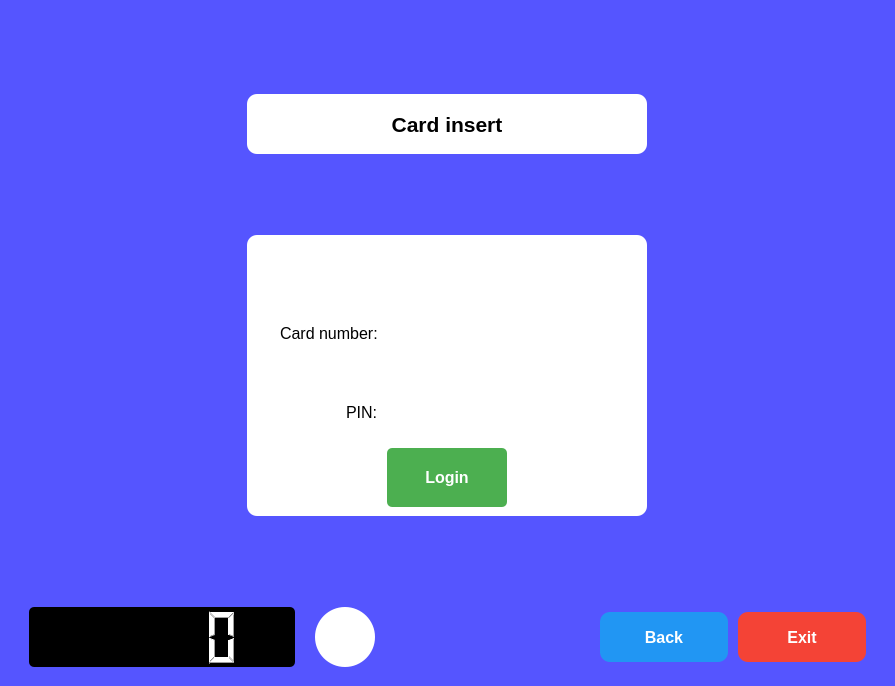
Above: bank-automat/login.ui from tvt24kmo-project/group_13 before the change. Below: the same form after it.
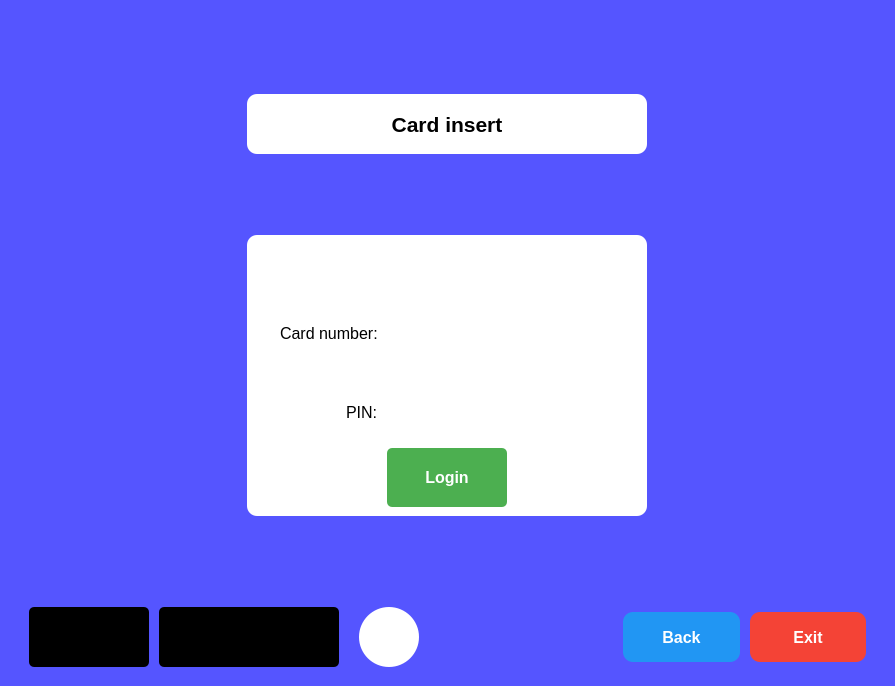
That is the form after the change.

Commit message: Muutettu ulkoasun hallintaa. Lisätty päivämäärä päänäkymään. Lisätty varmistus sille että nostettava määrä on sopiva seteleille.

```diff
--- a/bank-automat/login.ui
+++ b/bank-automat/login.ui
@@ -837,7 +837,12 @@
           
           <!-- Kello vasemmalla -->
           <item>
-            <widget class="QLCDNumber" name="lcd">
+            <layout class="QHBoxLayout" name="timeLayout">
+              <property name="spacing">
+                <number>10</number>
+              </property>
+              <item>
+                <widget class="QLabel" name="timeLabel">
               <property name="minimumSize">
                 <size>
                   <width>120</width>
@@ -845,9 +850,48 @@
                 </size>
               </property>
               <property name="styleSheet">
-                <string>background-color: black; color: white; border-radius: 5px;</string>
-              </property>
-            </widget>
+                    <string>
+                      QLabel {
+                        background-color: black;
+                        color: white;
+                        border-radius: 5px;
+                        font-size: 20px;
+                        font-weight: bold;
+                        padding: 5px;
+                      }
+                    </string>
+                  </property>
+                  <property name="alignment">
+                    <set>Qt::AlignCenter</set>
+                  </property>
+                </widget>
+              </item>
+              <item>
+                <widget class="QLabel" name="dateLabel">
+                  <property name="minimumSize">
+                    <size>
+                      <width>180</width>
+                      <height>40</height>
+                    </size>
+                  </property>
+                  <property name="styleSheet">
+                    <string>
+                      QLabel {
+                        background-color: black;
+                        color: white;
+                        border-radius: 5px;
+                        font-size: 20px;
+                        font-weight: bold;
+                        padding: 5px;
+                      }
+                    </string>
+                  </property>
+                  <property name="alignment">
+                    <set>Qt::AlignCenter</set>
+                  </property>
+                </widget>
+              </item>
+            </layout>
           </item>
 
           <!-- Käyttäjätiedot keskellä -->
```
Left out of the diff: 2 changed lines with no effect on the pictures. Lines whose indentation alone changed are shown as unchanged. The commit also changes 1 other file.
